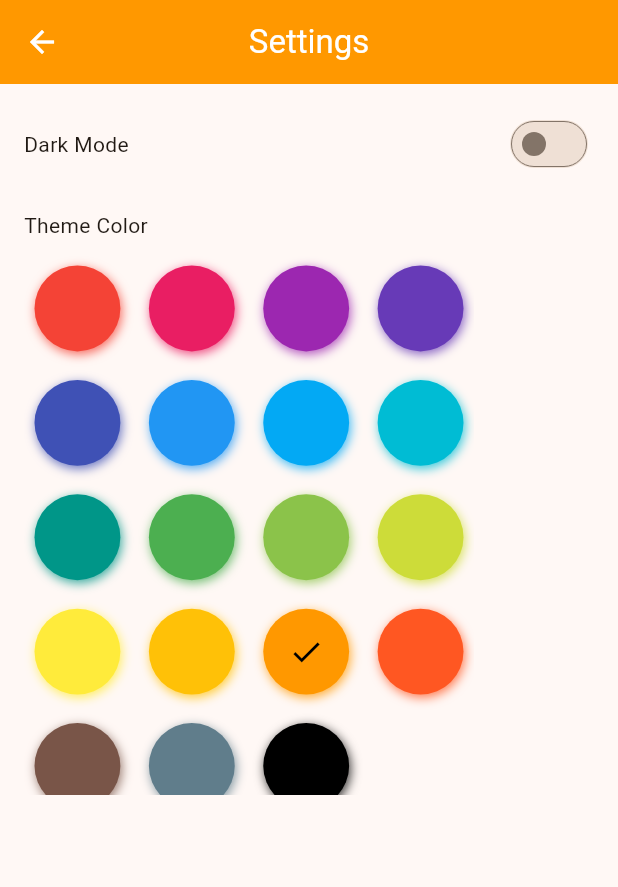
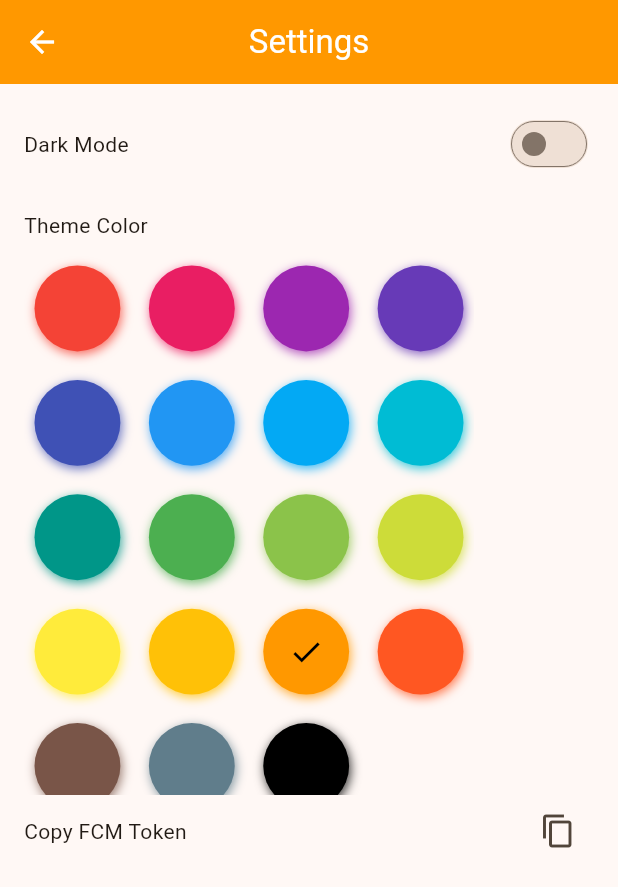
Before and after one commit to khuedinh/sonat-hrm-rewarded, a Flutter app: the SettingsScreen screen opened by its route, on a phone screen of 412 x 824 dp. Shown: the top 887 px of the screen. Run offline on Flutter 3.47's test engine with Material 3 defaults, Android fonts, the light colour scheme and no system bars; drawn by our look-alikes of flutter_colorpicker; our stand-ins replace bloc, cached_network_image, carousel_slider, dio, equatable, firebase_auth and 12 more; accounts and stored records are empty; generated files the repository leaves out were written again; network calls fail.

```diff
--- a/lib/src/screens/settings/settings_screen.dart
+++ b/lib/src/screens/settings/settings_screen.dart
@@ -1,6 +1,8 @@
 import 'package:flutter/material.dart';
+import 'package:flutter/services.dart';
 import 'package:flutter_bloc/flutter_bloc.dart';
 import 'package:sonat_hrm_rewarded/src/screens/settings/widgets/block_picker.dart';
+import 'package:sonat_hrm_rewarded/src/service/firebase/cloud_message.dart';
 import 'package:sonat_hrm_rewarded/src/theme/bloc/theme_bloc.dart';
 
 class SettingsScreen extends StatefulWidget {
@@ -13,12 +15,16 @@ class SettingsScreen extends StatefulWidget {
 }
 
 class _SettingsScreenState extends State<SettingsScreen> {
+  String? _fCMToken;
   void changeColor(Color color) =>
       BlocProvider.of<ThemeBloc>(context).add(ChangeColorEvent(color));
 
   @override
   void initState() {
     super.initState();
+    CloudMessage.firebaseMessaging.getToken().then((value) => setState(() {
+          _fCMToken = value;
+        }));
   }
 
   @override
@@ -86,6 +92,28 @@ class _SettingsScreenState extends State<SettingsScreen> {
                   onColorChanged: changeColor,
                   colorHistory: colorHistory,
                 ),
+                Row(
+                  mainAxisAlignment: MainAxisAlignment.spaceBetween,
+                  crossAxisAlignment: CrossAxisAlignment.center,
+                  children: [
+                    const Text('Copy FCM Token'),
+                    IconButton(
+                      onPressed: _fCMToken != null
+                          ? () =>
+                              Clipboard.setData(ClipboardData(text: _fCMToken!))
+                                  .then((value) {
+                                ScaffoldMessenger.of(context)
+                                  ..hideCurrentSnackBar()
+                                  ..showSnackBar(const SnackBar(
+                                    content:
+                                        Text('Copied FCM token to clipboard'),
+                                  ));
+                              })
+                          : null,
+                      icon: const Icon(Icons.copy_outlined),
+                    )
+                  ],
+                )
               ],
             ),
           ),
--- /dev/null
+++ b/lib/src/service/api/notification_api.dart
@@ -0,0 +1,15 @@
+import 'package:sonat_hrm_rewarded/src/service/api/dio_interceptor.dart';
+
+class NotificationApi {
+  static const String _path = "/notifications";
+  static final Map<String, String> _suffixMap = {
+    'device-token': '/device-token',
+  };
+
+  static Future registerFCMToken({
+    required String token,
+  }) async {
+    return await DioClient.instance.post('$_path${_suffixMap['device-token']}',
+        data: {'deviceToken': token});
+  }
+}
--- a/lib/src/service/firebase/cloud_message.dart
+++ b/lib/src/service/firebase/cloud_message.dart
@@ -1,8 +1,10 @@
 import 'package:firebase_messaging/firebase_messaging.dart';
 import 'package:flutter_local_notifications/flutter_local_notifications.dart';
+import 'package:logger/logger.dart';
 
 class CloudMessage {
   static final firebaseMessaging = FirebaseMessaging.instance;
+  final logger = Logger();
 
   Future<void> initNotifications() async {
     await firebaseMessaging.requestPermission(
@@ -38,6 +40,7 @@ class CloudMessage {
     FirebaseMessaging.onMessage.listen((RemoteMessage message) async {
       RemoteNotification? notification = message.notification;
       AndroidNotification? android = message.notification?.android;
+      logger.d(message.notification?.title ?? "test");
 
       if (notification != null && android != null) {
         await flutterLocalNotificationsPlugin.show(
```
Also changed, not shown: lib/src/app/bloc/app_bloc.dart (+16 -0 lines), 2 other files.
